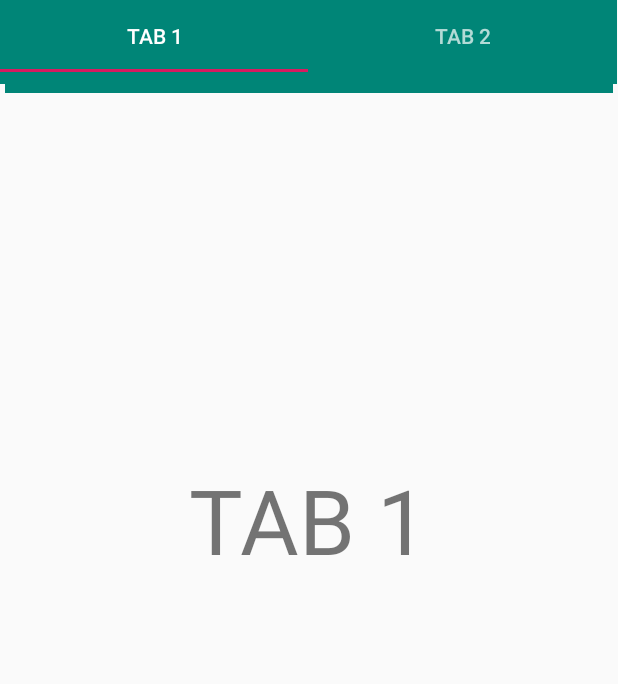
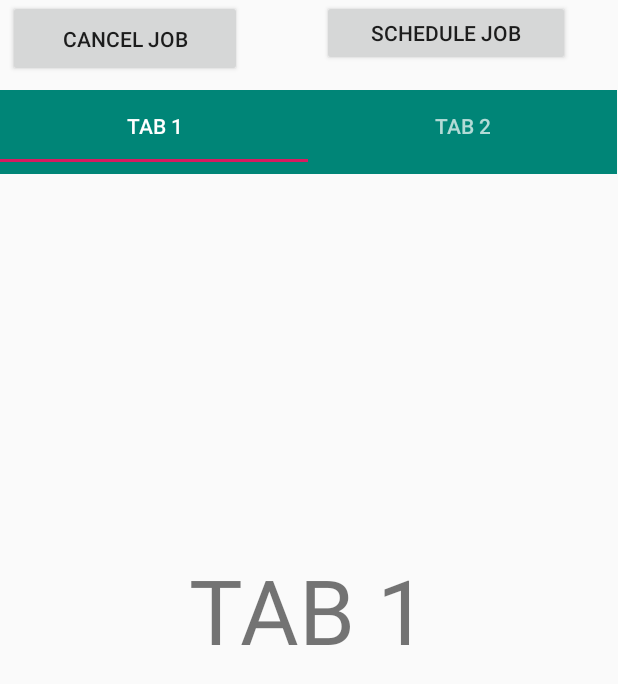
Before and after one commit to wayanedi/progandro, an Android app: the Tab1 screen opened directly, with no data from a screen before it, on a phone screen of 412 x 824 dp. Shown: the top 684 px of the screen. Run offline under Robolectric (Android 15) with nearby library versions, the phone set to English and light mode, and no system bars; 1 statement that could not run was skipped.

```diff
--- a/app/src/main/java/com/example/test/Tab1.java
+++ b/app/src/main/java/com/example/test/Tab1.java
@@ -1,6 +1,9 @@
 package com.example.test;
 
+import android.app.job.JobInfo;
+import android.app.job.JobScheduler;
 import android.content.BroadcastReceiver;
+import android.content.ComponentName;
 import android.content.Context;
 import android.net.ConnectivityManager;
 import android.net.NetworkInfo;
@@ -15,9 +18,13 @@ import androidx.annotation.Nullable;
 import androidx.fragment.app.Fragment;
 import android.widget.Button;
 import android.content.Intent;
+import android.widget.Toast;
+import android.util.Log;
 
 
 public class Tab1 extends Fragment {
+
+    private static final String TAG = "MainActivity";
 
     public Tab1(){
 
@@ -36,9 +43,44 @@ public class Tab1 extends Fragment {
     @Nullable
     @Override
     public View onCreateView(@NonNull LayoutInflater inflater, @Nullable ViewGroup container, @Nullable Bundle savedInstanceState) {
-        return inflater.inflate(R.layout.fragment_tab1, container, false);
+        View view =  inflater.inflate(R.layout.fragment_tab1, container, false);
+        //requireActivity()
+
+//        Button button = (Button)view.findViewById(R.id.startjob);
+//        button.setOnClickListener(new View.OnClickListener() {
+//            @Override
+//            public void onClick(View view) {
+//                scheduleJob(view);
+//            }
+//        });
+
+        return view;
     }
 
+
+//    public void scheduleJob(View v) {
+//        ComponentName componentName = new ComponentName(requireActivity(), MyJobService.class);
+//        JobInfo info = new JobInfo.Builder(123, componentName)
+//                .setRequiresCharging(true)
+//                .setRequiredNetworkType(JobInfo.NETWORK_TYPE_UNMETERED)
+//                .setPersisted(true)
+//                .setPeriodic(15 * 60 * 1000)
+//                .build();
+//
+//        JobScheduler scheduler = (JobScheduler) getActivity().getSystemService(Context.JOB_SCHEDULER_SERVICE);
+//        int resultCode = scheduler.schedule(info);
+//        if (resultCode == JobScheduler.RESULT_SUCCESS) {
+//            Log.d(TAG, "Job scheduled");
+//        } else {
+//            Log.d(TAG, "Job scheduling failed");
+//        }
+//    }
+//
+//    public void cancelJob(View v) {
+//        JobScheduler scheduler = (JobScheduler) getActivity().getSystemService(Context.JOB_SCHEDULER_SERVICE);
+//        scheduler.cancel(123);
+//        Log.d(TAG, "Job cancelled");
+//    }
 
 
 
--- a/app/src/main/res/layout/activity_main.xml
+++ b/app/src/main/res/layout/activity_main.xml
@@ -47,4 +47,5 @@
     </LinearLayout>
 
 
+
 </LinearLayout>
--- a/app/src/main/res/layout/activity_user.xml
+++ b/app/src/main/res/layout/activity_user.xml
@@ -7,30 +7,35 @@
     tools:context=".user">
 
 
-    <androidx.appcompat.widget.Toolbar
-        android:layout_width="405dp"
-        android:layout_height="58dp"
-        app:layout_constraintBottom_toBottomOf="parent"
+    <Button
+        android:id="@+id/scedule"
+        android:layout_width="165dp"
+        android:layout_height="44dp"
+        android:layout_marginEnd="32dp"
+        android:onClick="scheduleJob"
+        android:text="Schedule Job"
         app:layout_constraintEnd_toEndOf="parent"
-        app:layout_constraintHorizontal_bias="0.489"
+        tools:layout_editor_absoluteY="7dp" />
+
+    <Button
+        android:id="@+id/button2"
+        android:layout_width="156dp"
+        android:layout_height="51dp"
+        android:layout_marginEnd="48dp"
+        android:text="Cancel Job"
+        android:onClick="cancelJob"
+        app:layout_constraintEnd_toStartOf="@+id/scedule"
         app:layout_constraintStart_toStartOf="parent"
-        app:layout_constraintTop_toTopOf="parent"
-        app:layout_constraintVertical_bias="0.005"
-        android:id="@+id/toolbar"
-        android:background="@color/colorPrimary"
-        android:theme="@style/ThemeOverlay.AppCompat.Dark.ActionBar"
-        app:popupTheme="@style/ThemeOverlay.AppCompat.Light"
-        android:minHeight="?attr/actionBarSize">
-
-    </androidx.appcompat.widget.Toolbar>
+        tools:layout_editor_absoluteY="0dp" />
 
     <androidx.viewpager.widget.ViewPager
         android:id="@+id/pager"
         android:layout_width="411dp"
         android:layout_height="636dp"
+        android:layout_marginTop="16dp"
+        app:layout_constraintTop_toBottomOf="@+id/scedule"
         tools:ignore="MissingConstraints,NotSibling"
-        tools:layout_editor_absoluteX="0dp"
-        tools:layout_editor_absoluteY="95dp">
+        tools:layout_editor_absoluteX="0dp">
 
         <com.google.android.material.tabs.TabLayout
             android:id="@+id/tablayout"
@@ -43,6 +48,8 @@
 
         </com.google.android.material.tabs.TabLayout>
     </androidx.viewpager.widget.ViewPager>
+
+
 
     <!--    <Button-->
 <!--        android:id="@+id/btn_about"-->
```
Also changed, not shown: app/src/main/AndroidManifest.xml (+12 -0 lines), app/src/main/java/com/example/test/MainActivity.java (+2 -1 lines), app/src/main/java/com/example/test/MyJobService.java (added, +48 -0 lines), app/src/main/java/com/example/test/user.java (+59 -0 lines).
